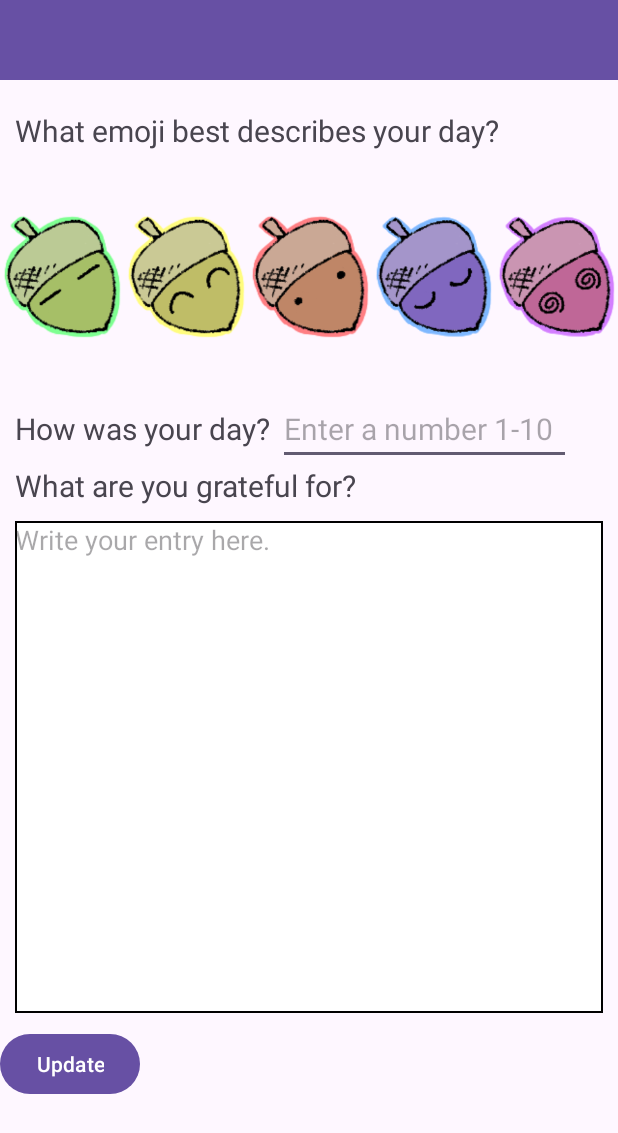
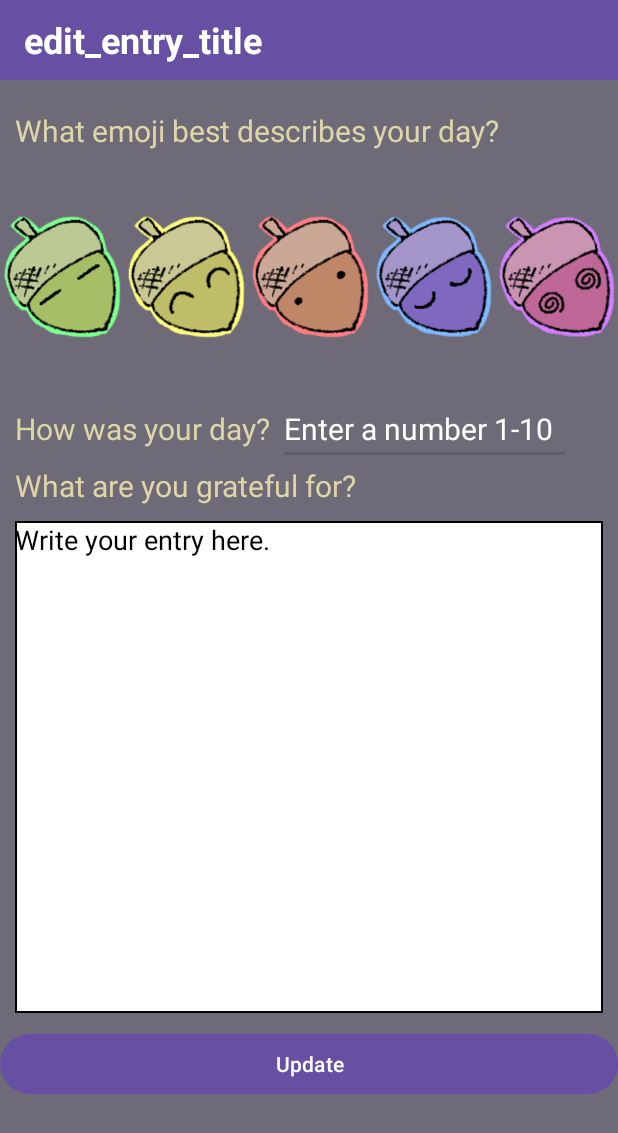
Before and after one commit to simplyallissa/Zenwood, an Android app: the EditEntryActivity screen opened directly, with no data from a screen before it, on a phone screen of 412 x 824 dp. Shown: the top 1133 px of the screen. Run offline under Robolectric (Android 15) with nearby library versions, the phone set to English and light mode, and no system bars.

Commit message:
changed up the edit entry page colors

```diff
--- a/app/src/main/res/layout/activity_add_entry.xml
+++ b/app/src/main/res/layout/activity_add_entry.xml
@@ -1,13 +1,10 @@
 <?xml version="1.0" encoding="utf-8"?>
 <LinearLayout xmlns:android="http://schemas.android.com/apk/res/android"
-    xmlns:app="http://schemas.android.com/apk/res-auto"
-    xmlns:tools="http://schemas.android.com/tools"
     android:id="@+id/gratefulForTextInputLayout"
     android:layout_width="match_parent"
     android:layout_height="match_parent"
     android:orientation="vertical"
-    android:background="#6f6a78"
-    >
+    android:background="#6f6a78">
 
     <com.google.android.material.appbar.AppBarLayout
         android:layout_width="match_parent"
@@ -149,7 +146,7 @@
         <EditText
             android:id="@+id/entryInputEditText"
             android:layout_width="0dp"
-            android:layout_height="320dp"
+            android:layout_height="fill_parent"
             android:layout_margin="10dp"
             android:layout_weight="1"
             android:background="@drawable/edit_text_background"
--- a/app/src/main/res/layout/activity_edit_entry.xml
+++ b/app/src/main/res/layout/activity_edit_entry.xml
@@ -2,13 +2,36 @@
 <LinearLayout xmlns:android="http://schemas.android.com/apk/res/android"
     android:layout_width="match_parent"
     android:layout_height="match_parent"
-    android:orientation="vertical">
+    android:orientation="vertical"
+    android:background="#6f6a78">
 
     <com.google.android.material.appbar.AppBarLayout
         android:layout_width="match_parent"
         android:layout_height="53dp"
         android:background="?attr/colorPrimary">
+        <androidx.appcompat.widget.Toolbar
+            android:id="@+id/editToolbar"
+            android:layout_width="match_parent"
+            android:layout_height="wrap_content"
+            android:background="?attr/colorPrimary"
+            android:minHeight="?attr/actionBarSize"
+            android:theme="@style/ThemeOverlay.AppCompat.Dark.ActionBar">
+
+            <TextView
+                android:id="@+id/custom_title2"
+                android:layout_width="wrap_content"
+                android:layout_height="wrap_content"
+                android:text="@string/edit_entry_title"
+                android:textColor="#FFFFFF"
+                android:textSize="24sp"
+                android:textStyle="bold" />
+        </androidx.appcompat.widget.Toolbar>
     </com.google.android.material.appbar.AppBarLayout>
+
+    <LinearLayout
+        android:layout_width="match_parent"
+        android:layout_height="wrap_content"
+        android:orientation="horizontal">
 
     <TextView
         android:id="@+id/whatEmoji2TextView"
@@ -18,7 +41,9 @@
         android:layout_marginTop="20dp"
         android:layout_marginBottom="20dp"
         android:text="@string/what_emoji_best_describes_your_day"
-        android:textSize="20sp" />
+        android:textSize="20sp"
+        android:textColor="#DFD6A8"/>
+    </LinearLayout>
 
     <LinearLayout
         android:layout_width="match_parent"
@@ -79,7 +104,8 @@
                 android:layout_marginBottom="20dp"
                 android:contentDescription="@string/enter_a_number_1_10"
                 android:text="@string/how_was_your_day"
-        android:textSize="20sp" />
+                android:textSize="20sp"
+                android:textColor="#DFD6A8"/>
             <EditText
                 android:id="@+id/rating2EditText"
                 android:layout_width="195dp"
@@ -88,17 +114,23 @@
                 android:ems="10"
                 android:hint="@string/enter_a_number_1_10"
                 android:inputType="number"
-        android:textSize="20sp" />
+                android:textSize="20sp"
+                android:textColorHint="#FFFFFF"/>
         </TableRow>
     </TableLayout>
-
+    <LinearLayout
+        android:layout_width="match_parent"
+        android:layout_height="wrap_content"
+        android:orientation="horizontal">
     <TextView
         android:id="@+id/gratefulFor2TextView"
         android:layout_width="wrap_content"
         android:layout_height="wrap_content"
         android:layout_marginStart="10dp"
         android:text="@string/what_are_you_grateful_for"
-        android:textSize="20sp" />
+        android:textSize="20sp"
+        android:textColor="#DFD6A8"/>
+    </LinearLayout>
 
     <LinearLayout
         android:layout_width="match_parent"
@@ -115,7 +147,9 @@
             android:ems="10"
             android:gravity="top"
             android:hint="@string/write_your_entry_here"
-            android:inputType="text|textMultiLine" />
+            android:inputType="text|textMultiLine"
+            android:textColorHint="#000000"
+            android:textColor="#000000"/>
     </LinearLayout>
 
     <LinearLayout
@@ -126,7 +160,7 @@
 
         <Button
             android:id="@+id/updateButton"
-            android:layout_width="wrap_content"
+            android:layout_width="match_parent"
             android:layout_height="wrap_content"
             android:text="@string/update"
             android:textAlignment="center" />
--- a/app/src/main/res/values/strings.xml
+++ b/app/src/main/res/values/strings.xml
@@ -27,4 +27,5 @@
     <string name="deletebutton">DeleteButton</string>
     <string name="back">Back</string>
     <string name="add_entry_title">Add Entry</string>
+    <string name="edit_entry_title">edit_entry_title</string>
 </resources>
```
Lines whose indentation alone changed are shown as unchanged.
